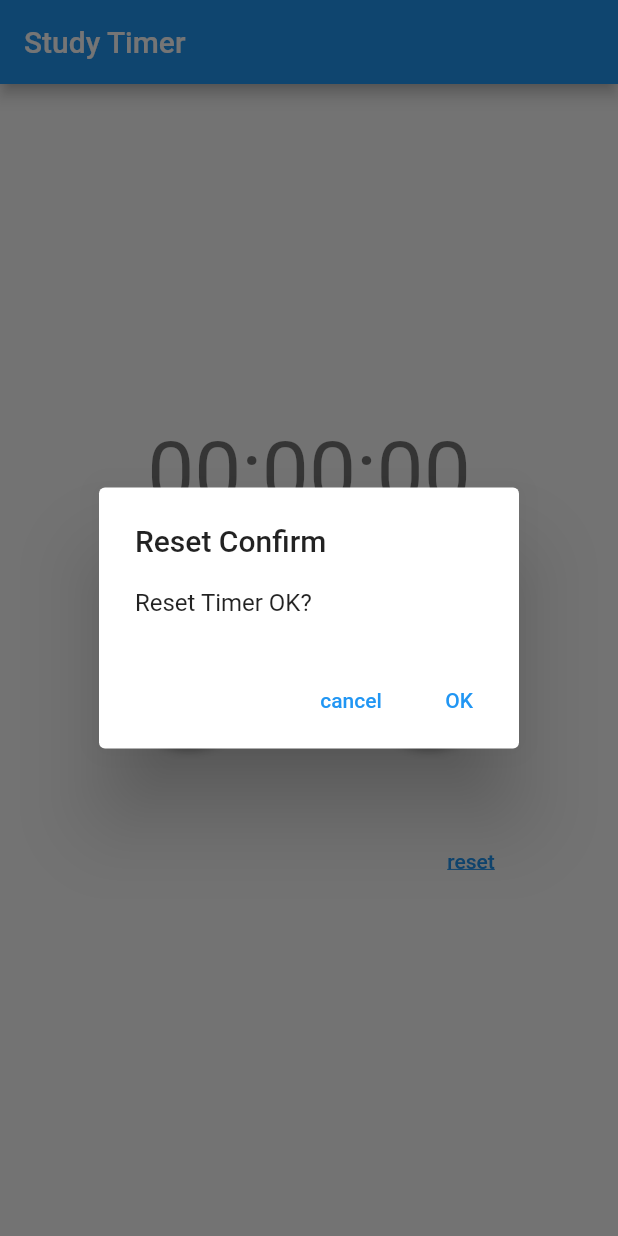
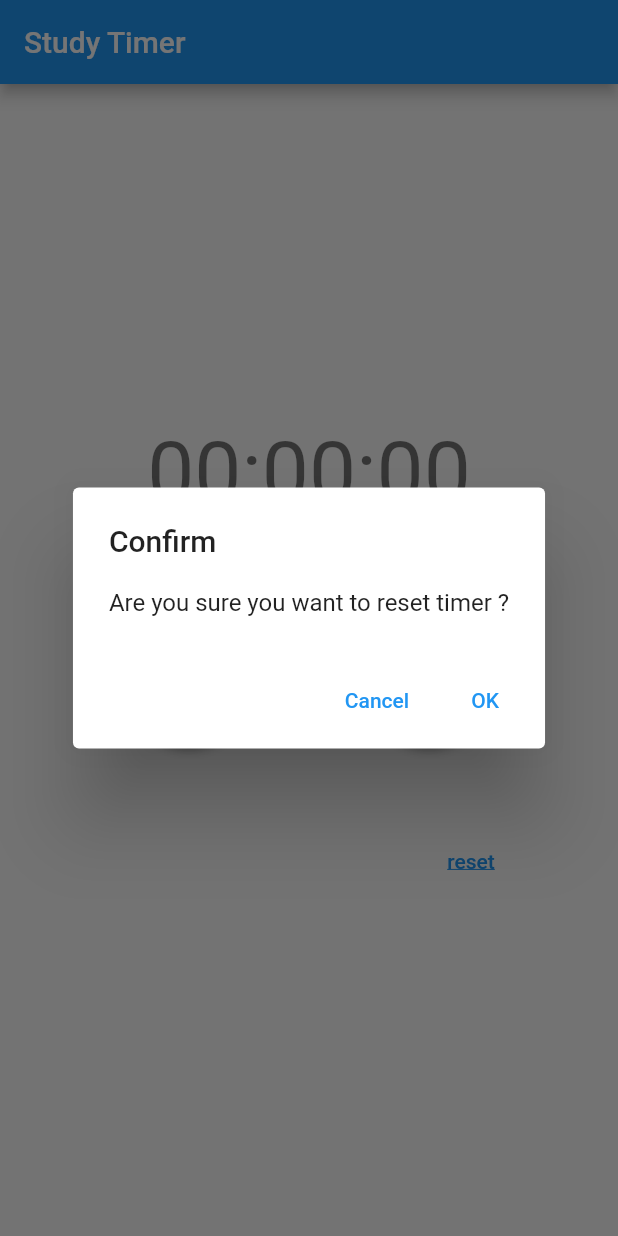
Before and after one commit to rinoguchi/study_timer, a Flutter app: the screen it shows after launch, after a tap on "reset", on a phone screen of 412 x 824 dp. Run offline on Flutter 3.47's test engine with Material 2 defaults, Android fonts, the phone set to English and light mode, and no system bars; our stand-ins replace flutter_local_notifications, timezone; missing offline and left inert: flutter_ringtone_player.

Commit message:
ダイアログメッセージを修正

```diff
--- a/lib/main.dart
+++ b/lib/main.dart
@@ -152,11 +152,11 @@ class _TimerPageState extends State<TimerPage> {
         barrierDismissible: false, // ダイアログの外をタップしてダイアログを閉じれないように
         builder: (BuildContext context) {
           return AlertDialog(
-            title: Text('Reset Confirm'),
-            content: Text('Reset Timer OK?'),
+            title: Text('Confirm'),
+            content: Text('Are you sure you want to reset timer ?'),
             actions: <Widget>[
               TextButton(
-                child: Text('cancel'),
+                child: Text('Cancel'),
                 onPressed: () {
                   Navigator.of(context).pop(); // これをやらないとダイアログが閉じない
                 },
```
